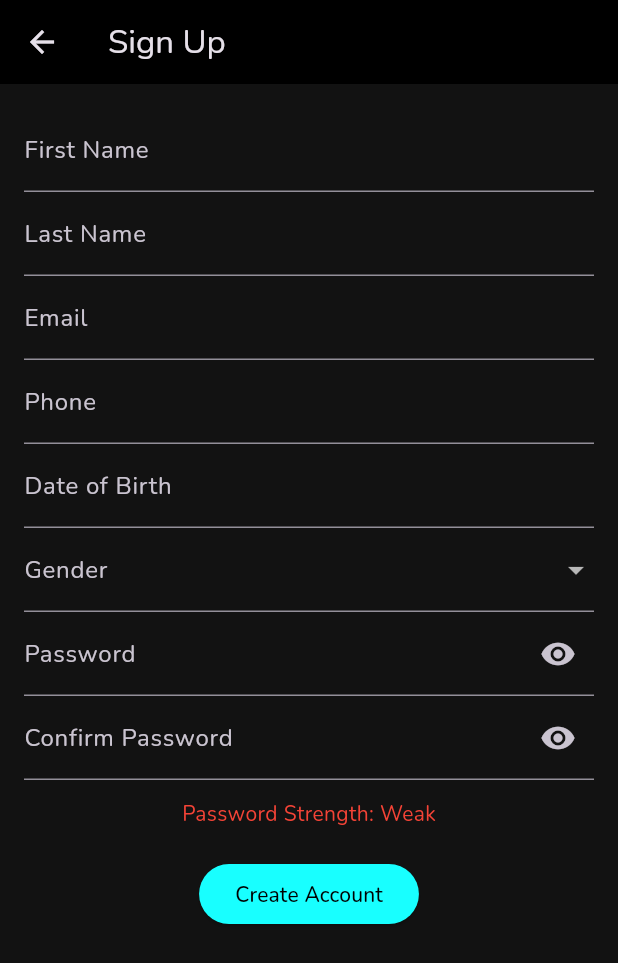
After one commit to Lincoln-Madaraka/mindchatmobile, a Flutter app: the SignupScreen screen opened directly, on a phone screen of 412 x 824 dp. The commit adds this screen. Shown: the top 963 px of the screen. Run offline on Flutter 3.47's test engine with Material 3 defaults, Android fonts, the phone set to English and light mode, and no system bars; our stand-ins replace animated_text_kit, google_fonts.

Commit message:
king coder pushed

```diff
--- a/lib/main.dart
+++ b/lib/main.dart
@@ -102,8 +102,6 @@ class LandingScreen extends StatelessWidget {
               ],
             ),
 
-            const Spacer(),
-
             // Sign Up Button
             SizedBox(
               width: 220,
--- /dev/null
+++ b/lib/screens/signup_screen.dart
@@ -0,0 +1,132 @@
+import 'package:flutter/material.dart';
+import 'package:google_fonts/google_fonts.dart';
+
+class SignupScreen extends StatefulWidget {
+  const SignupScreen({super.key});
+
+  @override
+  State<SignupScreen> createState() => _SignupScreenState();
+}
+
+class _SignupScreenState extends State<SignupScreen> {
+  final _formKey = GlobalKey<FormState>();
+
+  // Form fields
+  String firstName = '';
+  String lastName = '';
+  String email = '';
+  String phone = '';
+  String dob = '';
+  String gender = '';
+  String password = '';
+  String confirmPassword = '';
+  bool showPassword = false;
+  bool showConfirmPassword = false;
+
+  String getPasswordStrength() {
+    if (password.length > 8 &&
+        RegExp(r'[A-Z]').hasMatch(password) &&
+        RegExp(r'\d').hasMatch(password)) {
+      return "Strong";
+    } else if (password.length >= 6) {
+      return "Medium";
+    }
+    return "Weak";
+  }
+
+  @override
+  Widget build(BuildContext context) {
+    return Scaffold(
+      appBar: AppBar(
+        title: Text('Sign Up', style: GoogleFonts.nunito()),
+        backgroundColor: Colors.black,
+      ),
+      body: SingleChildScrollView(
+        padding: const EdgeInsets.all(16),
+        child: Form(
+          key: _formKey,
+          child: Column(
+            children: [
+              TextFormField(
+                decoration: const InputDecoration(labelText: 'First Name'),
+                onChanged: (val) => setState(() => firstName = val),
+              ),
+              TextFormField(
+                decoration: const InputDecoration(labelText: 'Last Name'),
+                onChanged: (val) => setState(() => lastName = val),
+              ),
+              TextFormField(
+                decoration: const InputDecoration(labelText: 'Email'),
+                onChanged: (val) => setState(() => email = val),
+              ),
+              TextFormField(
+                decoration: const InputDecoration(labelText: 'Phone'),
+                onChanged: (val) => setState(() => phone = val),
+              ),
+              TextFormField(
+                decoration: const InputDecoration(labelText: 'Date of Birth'),
+                onChanged: (val) => setState(() => dob = val),
+              ),
+              DropdownButtonFormField<String>(
+                decoration: const InputDecoration(labelText: 'Gender'),
+                items: const [
+                  DropdownMenuItem(value: 'Male', child: Text('Male')),
+                  DropdownMenuItem(value: 'Female', child: Text('Female')),
+                  DropdownMenuItem(value: 'Other', child: Text('Other')),
+                ],
+                onChanged: (val) => setState(() => gender = val ?? ''),
+              ),
+              TextFormField(
+                obscureText: !showPassword,
+                decoration: InputDecoration(
+                  labelText: 'Password',
+                  suffixIcon: IconButton(
+                    icon: Icon(
+                        showPassword ? Icons.visibility_off : Icons.visibility),
+                    onPressed: () =>
+                        setState(() => showPassword = !showPassword),
+                  ),
+                ),
+                onChanged: (val) => setState(() => password = val),
+              ),
+              TextFormField(
+                obscureText: !showConfirmPassword,
+                decoration: InputDecoration(
+                  labelText: 'Confirm Password',
+                  suffixIcon: IconButton(
+                    icon: Icon(showConfirmPassword
+                        ? Icons.visibility_off
+                        : Icons.visibility),
+                    onPressed: () =>
+                        setState(() => showConfirmPassword = !showConfirmPassword),
+                  ),
+                ),
+                onChanged: (val) => setState(() => confirmPassword = val),
+              ),
+              const SizedBox(height: 12),
+              Text('Password Strength: ${getPasswordStrength()}',
+                  style: TextStyle(
+                    color: getPasswordStrength() == 'Strong'
+                        ? Colors.green
+                        : getPasswordStrength() == 'Medium'
+                            ? Colors.yellow
+                            : Colors.red,
+                  )),
+              const SizedBox(height: 20),
+              ElevatedButton(
+                onPressed: () {
+                  if (_formKey.currentState!.validate()) {
+                    // TODO: Connect to Supabase or backend
+                  }
+                },
+                style: ElevatedButton.styleFrom(backgroundColor: Colors.cyanAccent),
+                child: Text('Create Account',
+                    style: GoogleFonts.nunito(color: Colors.black)),
+              ),
+            ],
+          ),
+        ),
+      ),
+    );
+  }
+}
--- a/pubspec.yaml
+++ b/pubspec.yaml
@@ -54,7 +54,7 @@ dev_dependencies:
 
 flutter_launcher_icons:
     android: true
-    ios: true
+    ios: false
     image_path: "assets/logo.png"
     adaptive_icon_background: "#121212"
     adaptive_icon_foreground: "assets/logo.png"
```
Also changed, not shown: lib/screens/login_screen.dart (added, +68 -0 lines), 12 other files.
